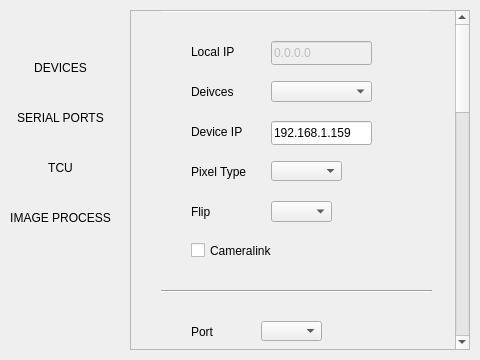
Before: the Qt Designer form src/preferences.ui in yilp7/img_proc_demo, drawn with Qt 5.
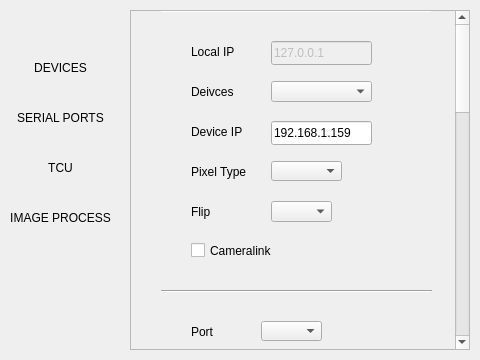
After: the same form once the commit is applied. Custom widgets are drawn as their Qt base class.

Diff of the .ui file:
```diff
--- a/src/preferences.ui
+++ b/src/preferences.ui
@@ -504,7 +504,7 @@
     <property name="geometry">
      <rect>
       <x>0</x>
-      <y>-862</y>
+      <y>0</y>
       <width>324</width>
       <height>1200</height>
      </rect>
@@ -600,7 +600,7 @@
       </rect>
      </property>
      <property name="text">
-      <string>0.0.0.0</string>
+      <string>127.0.0.1</string>
      </property>
     </widget>
     <widget class="QLabel" name="DEV_IP">
```
